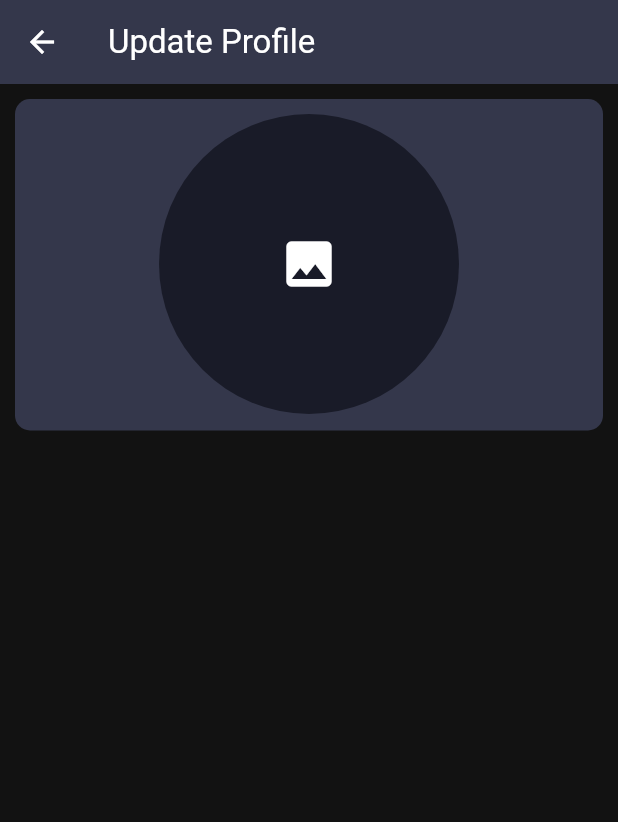
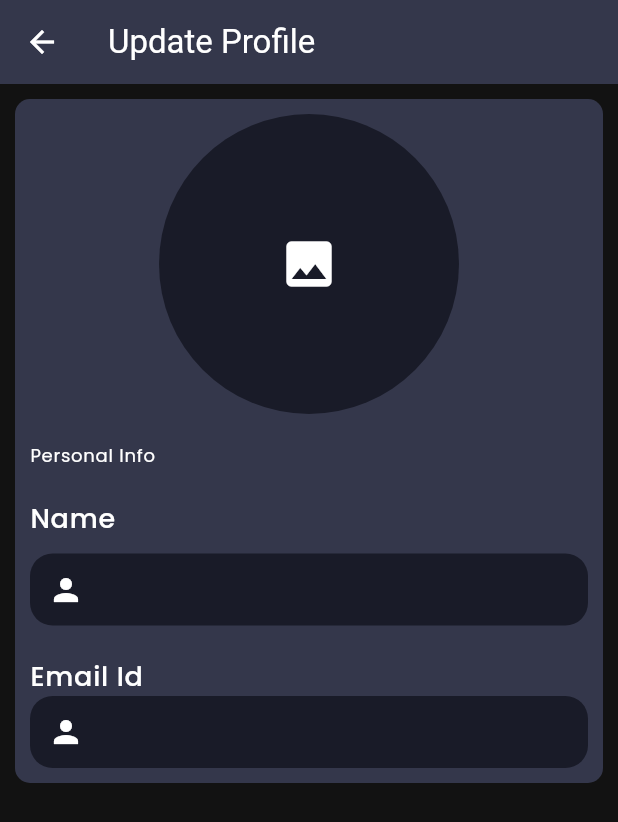
Before and after one commit to babitasinghtech/Social_app, a Flutter app: the UpdateProfilePage screen opened directly, on a phone screen of 412 x 824 dp. Shown: the top 822 px of the screen. Run offline on Flutter 3.47's test engine with Material 3 defaults, Android fonts, the phone set to English and light mode, and no system bars; our stand-ins replace firebase_auth, firebase_core, flutter_svg, get, slide_to_act; accounts and stored records are empty.

Commit message:
"initial Commit"

```diff
--- a/lib/Pages/Profile/UpdateProfilePage.dart
+++ b/lib/Pages/Profile/UpdateProfilePage.dart
@@ -31,11 +31,44 @@ class UpdateProfilePage extends StatelessWidget {
                             borderRadius: BorderRadius.circular(100),
                           ),
                         ),
-                        Container(
-                          height: 1,
-                          width: 1,
-                          child: Column(
-                            mainAxisAlignment: MainAxisAlignment.center,
+                        SizedBox(height: 20),
+                        Row(
+                          children: [
+                            Text(
+                              "Personal Info",
+                              style: Theme.of(context).textTheme.labelMedium,
+                            ),
+                          ],
+                        ),
+                        SizedBox(height: 20),
+                        Row(
+                          children: [
+                            Text(
+                              "Name",
+                              style: Theme.of(context).textTheme.bodyLarge,
+                            ),
+                          ],
+                        ),
+                        SizedBox(height: 10),
+                        TextField(
+                          textInputAction: TextInputAction.next,
+                          decoration: InputDecoration(
+                            prefixIcon: Icon(Icons.person),
+                          ),
+                        ),
+                        SizedBox(height: 20),
+                        Row(
+                          children: [
+                            Text(
+                              "Email Id",
+                              style: Theme.of(context).textTheme.bodyLarge,
+                            ),
+                          ],
+                        ),
+                        TextField(
+                          textInputAction: TextInputAction.next,
+                          decoration: InputDecoration(
+                            prefixIcon: Icon(Icons.person),
                           ),
                         ),
                       ],
```
